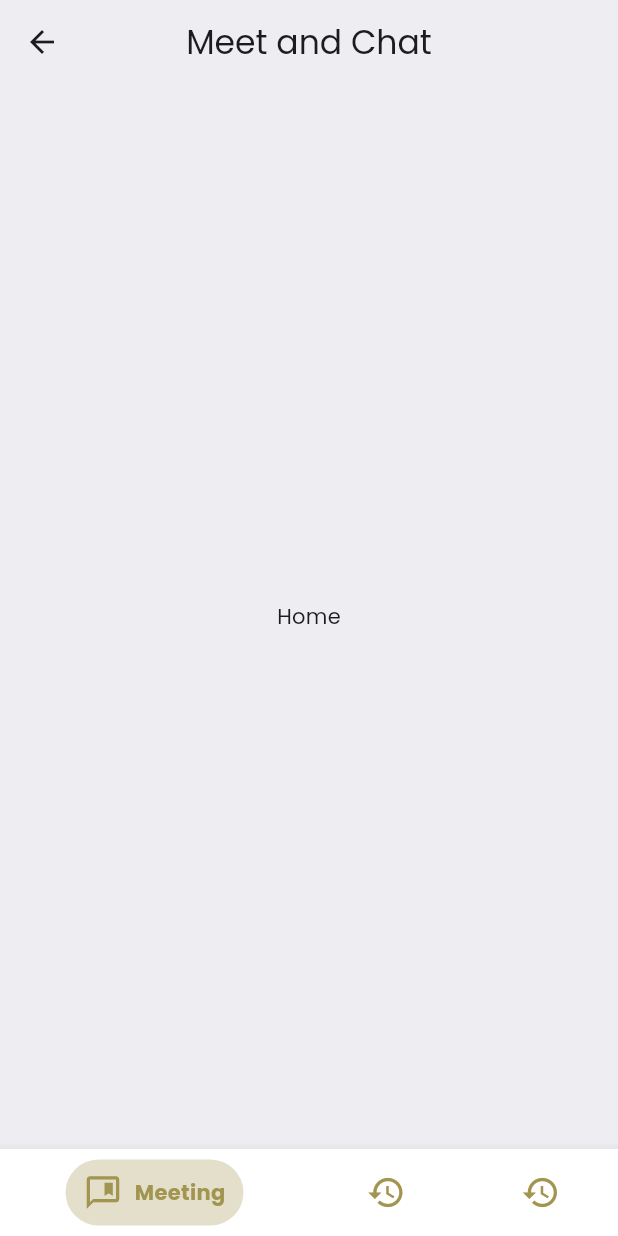
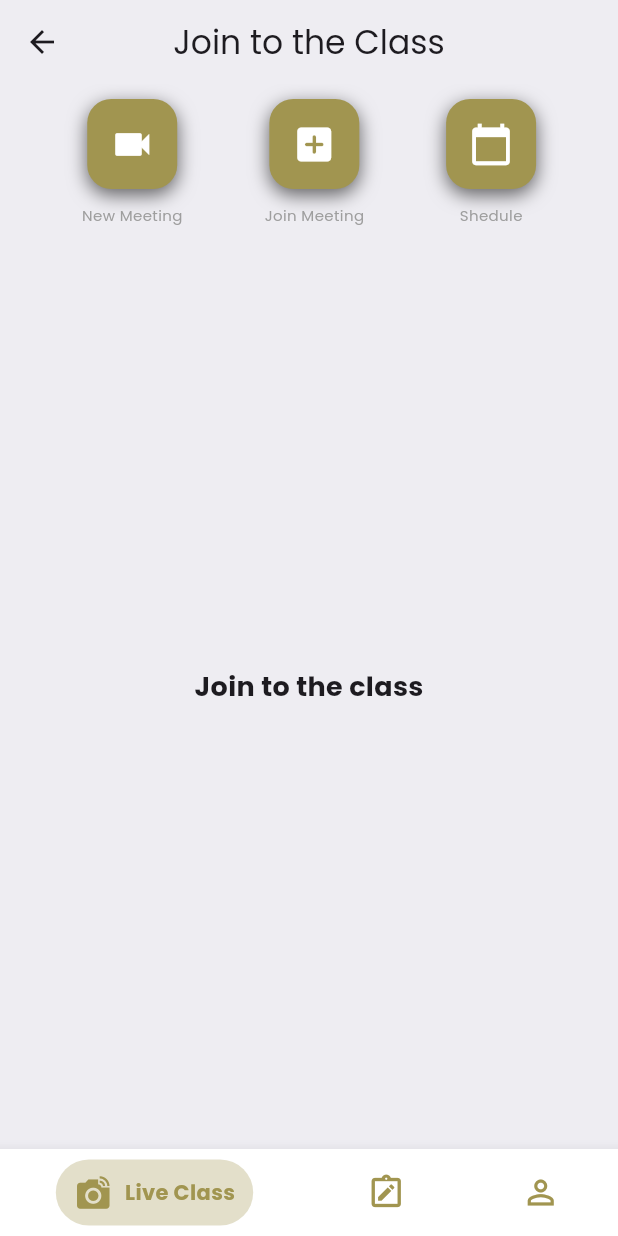
Before and after one commit to LihinduPerera/AmaMeet---ZoomClone, a Flutter app: the PageSelection screen opened by its route, on a phone screen of 412 x 824 dp. Run offline on Flutter 3.47's test engine with Material 3 defaults, Android fonts, the phone set to English and light mode, and no system bars; drawn by our look-alikes of stylish_bottom_bar; our stand-ins replace firebase_auth, firebase_core, google_sign_in, lottie; missing offline and left inert: firebase_cloud_firestore; accounts and stored records are empty.

Commit message:
Refactor navigation and enhance MeetingPage layout with HomeBtnWidget

```diff
--- a/lib/controllers/auth_service.dart
+++ b/lib/controllers/auth_service.dart
@@ -41,6 +41,7 @@ class AuthService {
       }
     } on FirebaseAuthException catch (e) {
       showSnackBar(context, e.message!);
+      print(e.message );
       result = false;
     }
 
--- /dev/null
+++ b/lib/pages/MeetingPage.dart
@@ -0,0 +1,59 @@
+import 'package:ama_meet/widgets/home_btn_widget.dart';
+import 'package:flutter/material.dart';
+
+class Meetingpage extends StatelessWidget {
+  const Meetingpage({super.key});
+
+  @override
+  Widget build(BuildContext context) {
+    return Scaffold(
+      backgroundColor: const Color(0xFFeeedf2),
+
+      appBar: AppBar(
+        backgroundColor: const Color(0xFFeeedf2),
+        elevation: 0,
+        title: const Text("Join to the Class"),
+        centerTitle: true,
+      ),
+      body: Column(
+        children: [
+          SizedBox(
+            height: 10,
+          ),
+          Row(
+            mainAxisAlignment: MainAxisAlignment.spaceEvenly,
+            children: [
+              HomeBtnWidget(
+                onPressedFunction: () {},
+                btnText: 'New Meeting',
+                btnIcon: Icons.videocam,
+              ),
+              HomeBtnWidget(
+                // onPressedFunction: () => joinMeeting(context) ,
+                onPressedFunction: () {},
+                btnText: 'Join Meeting',
+                btnIcon: Icons.add_box_rounded,
+              ),
+              HomeBtnWidget(
+                onPressedFunction: (() {}),
+                btnText: 'Shedule',
+                btnIcon: Icons.calendar_today,
+              ),
+            ],
+          ),
+          const Expanded(
+            child: Center(
+              child: Text(
+                "Join to the class",
+                style: TextStyle(
+                  fontWeight: FontWeight.bold,
+                  fontSize: 18
+                ),
+              ),
+            ),
+          )
+        ],
+      ),
+    );
+  }
+}
--- a/lib/pages/login_page.dart
+++ b/lib/pages/login_page.dart
@@ -55,7 +55,7 @@ class _LoginPageState extends State<LoginPage> {
                               bool result = await _authService.signInWithGoogle(context);
 
                               if (result) {
-                                Navigator.restorablePushNamedAndRemoveUntil(context, '/home', (route)=> false);
+                                Navigator.restorablePushNamedAndRemoveUntil(context, '/pageSelection', (route)=> false);
                               }
                             },
                             child: Container(
--- a/lib/pages/page_selection.dart
+++ b/lib/pages/page_selection.dart
@@ -1,3 +1,4 @@
+import 'package:ama_meet/pages/MeetingPage.dart';
 import 'package:ama_meet/utils/colors.dart';
 import 'package:flutter/material.dart';
 import 'package:stylish_bottom_bar/stylish_bottom_bar.dart';
@@ -13,7 +14,7 @@ class _PageSelectionState extends State<PageSelection> {
   int _page = 0;
 
   final List<Widget> pages = [
-    Center(child: Text("Home"),),
+    const Meetingpage(),
     Center(child:Text("Notes")),
     Center(child:Text("Account"))
   ];
@@ -22,12 +23,6 @@ class _PageSelectionState extends State<PageSelection> {
   Widget build(BuildContext context) {
     return Scaffold(
       backgroundColor: const Color(0xFFeeedf2),
-      appBar: AppBar(
-        backgroundColor: const Color(0xFFeeedf2),
-        elevation: 0,
-        title: const Text('Meet and Chat'),
-        centerTitle: true,
-      ),
       body: pages[_page],
       bottomNavigationBar: StylishBottomBar(
         option: BubbleBarOptions(
@@ -44,9 +39,9 @@ class _PageSelectionState extends State<PageSelection> {
         // iconSpace: 12.0,
         items: [
           BottomBarItem(
-            icon: const Icon(Icons.comment_bank),
-            selectedIcon: const Icon(Icons.comment_bank_outlined),
-            title: const Text('Meeting'),
+            icon: const Icon(Icons.linked_camera_outlined),
+            selectedIcon: const Icon(Icons.linked_camera),
+            title: const Text('Live Class'),
             backgroundColor: buttonColor,
 
             // selectedColor: Colors.pink,
@@ -55,14 +50,14 @@ class _PageSelectionState extends State<PageSelection> {
             // showBadge: true,
           ),
           BottomBarItem(
-            icon: const Icon(Icons.history),
-            selectedIcon: const Icon(Icons.notes),
+            icon: const Icon(Icons.note_alt_outlined),
+            selectedIcon: const Icon(Icons.note_alt),
             title: const Text('Notes'),
             backgroundColor: buttonColor,
           ),
           BottomBarItem(
-            icon: const Icon(Icons.history),
-            selectedIcon: const Icon(Icons.person_2),
+            icon: const Icon(Icons.person_outline),
+            selectedIcon: const Icon(Icons.person),
             title: const Text('Account'),
             backgroundColor: buttonColor,
           ),
--- /dev/null
+++ b/lib/widgets/home_btn_widget.dart
@@ -0,0 +1,50 @@
+import 'package:ama_meet/utils/colors.dart';
+import 'package:flutter/material.dart';
+
+class HomeBtnWidget extends StatelessWidget {
+  final VoidCallback? onPressedFunction;
+  final IconData? btnIcon;
+  final String btnText;
+  const HomeBtnWidget({super.key,
+    required this.onPressedFunction,
+    required this.btnIcon,
+    required this.btnText});
+
+  @override
+  Widget build(BuildContext context) {
+    return GestureDetector(
+      onTap: onPressedFunction,
+      child: Column(
+        children: [
+          Container(
+            width: 60,
+            height: 60,
+            decoration: BoxDecoration(
+              color: buttonColor,
+              borderRadius: BorderRadius.circular(16),
+              boxShadow: [
+                BoxShadow(
+                  blurRadius: 10,
+                  color: Colors.black.withOpacity(0.6),
+                  offset: const Offset(0, 4)
+                )
+              ]
+            ),
+
+            child: Icon(btnIcon, color: Colors.white, size: 30,),
+          ),
+          const SizedBox(
+            height: 10,
+          ),
+          Text(
+            btnText,
+            style: const TextStyle(
+              color: Colors.grey,
+              fontSize: 10
+            ),
+          )
+        ],
+      ),
+    );
+  }
+}
```
